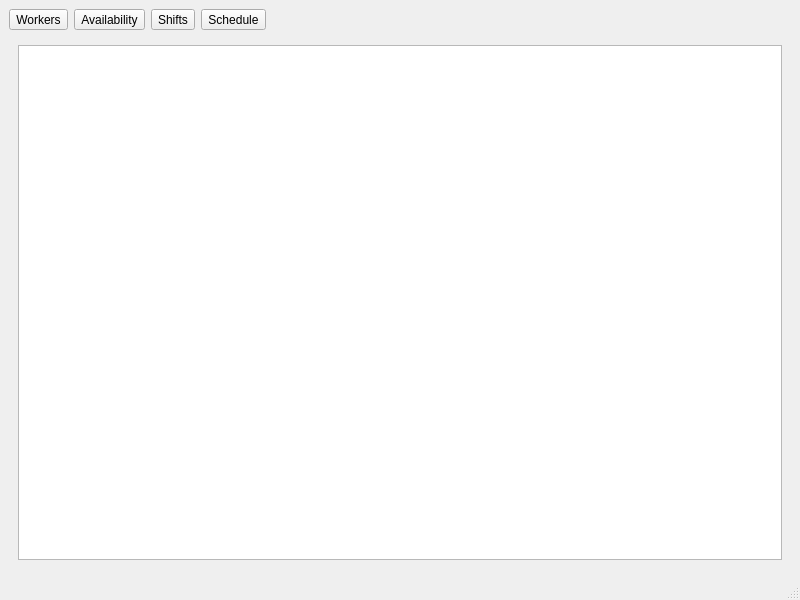
First picture: the form in sources/mainwindow.ui, repository arxarian/shiftplanner, before the edit.
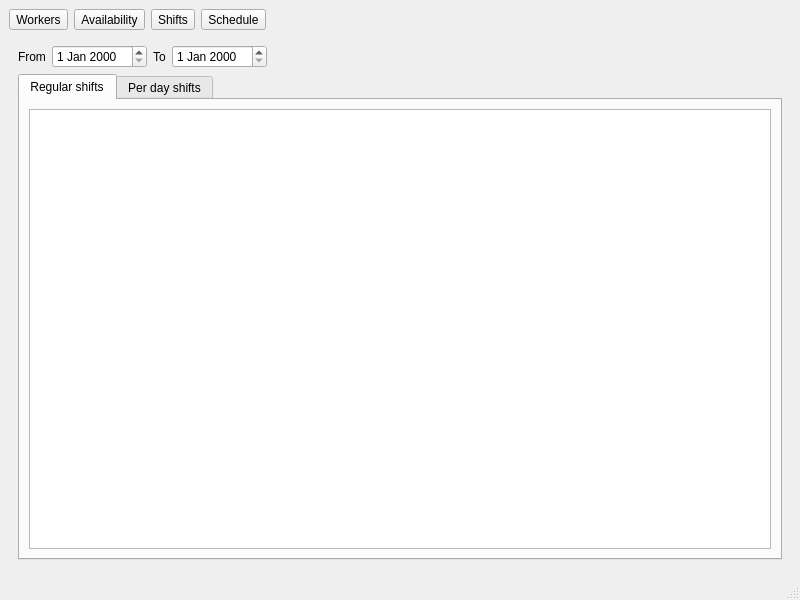
Second picture: the form after the edit. The open tabs and pages were chosen to show the change.

Commit message: add Shifts table

What changed in the file:
```diff
--- a/sources/mainwindow.ui
+++ b/sources/mainwindow.ui
@@ -131,8 +131,69 @@
       </widget>
       <widget class="QWidget" name="pageShifts">
        <layout class="QGridLayout" name="gridLayout_5">
+        <item row="1" column="0">
+         <widget class="QTabWidget" name="tabWidget">
+          <property name="currentIndex">
+           <number>0</number>
+          </property>
+          <widget class="QWidget" name="tabRegularShifts">
+           <attribute name="title">
+            <string>Regular shifts</string>
+           </attribute>
+           <layout class="QGridLayout" name="gridLayout_6">
+            <item row="0" column="0">
+             <widget class="QTableView" name="tableViewRegularShifts"/>
+            </item>
+           </layout>
+          </widget>
+          <widget class="QWidget" name="tabDailyShifts">
+           <attribute name="title">
+            <string>Per day shifts</string>
+           </attribute>
+           <layout class="QGridLayout" name="gridLayout_7">
+            <item row="0" column="0">
+             <widget class="QTableView" name="tableViewDailyShifts"/>
+            </item>
+           </layout>
+          </widget>
+         </widget>
+        </item>
         <item row="0" column="0">
-         <widget class="QTableView" name="tableView"/>
+         <layout class="QHBoxLayout" name="horizontalLayout_3">
+          <item>
+           <widget class="QLabel" name="labelFrom">
+            <property name="text">
+             <string>From</string>
+            </property>
+           </widget>
+          </item>
+          <item>
+           <widget class="QDateEdit" name="dateEditFrom"/>
+          </item>
+          <item>
+           <widget class="QLabel" name="labelTo">
+            <property name="text">
+             <string>To</string>
+            </property>
+           </widget>
+          </item>
+          <item>
+           <widget class="QDateEdit" name="dateEditTo"/>
+          </item>
+          <item>
+           <spacer name="horizontalSpacer_3">
+            <property name="orientation">
+             <enum>Qt::Horizontal</enum>
+            </property>
+            <property name="sizeHint" stdset="0">
+             <size>
+              <width>40</width>
+              <height>20</height>
+             </size>
+            </property>
+           </spacer>
+          </item>
+         </layout>
         </item>
        </layout>
       </widget>
```
Left out of the diff: 2 changed lines with no effect on the pictures. The commit also changes 7 other files.
